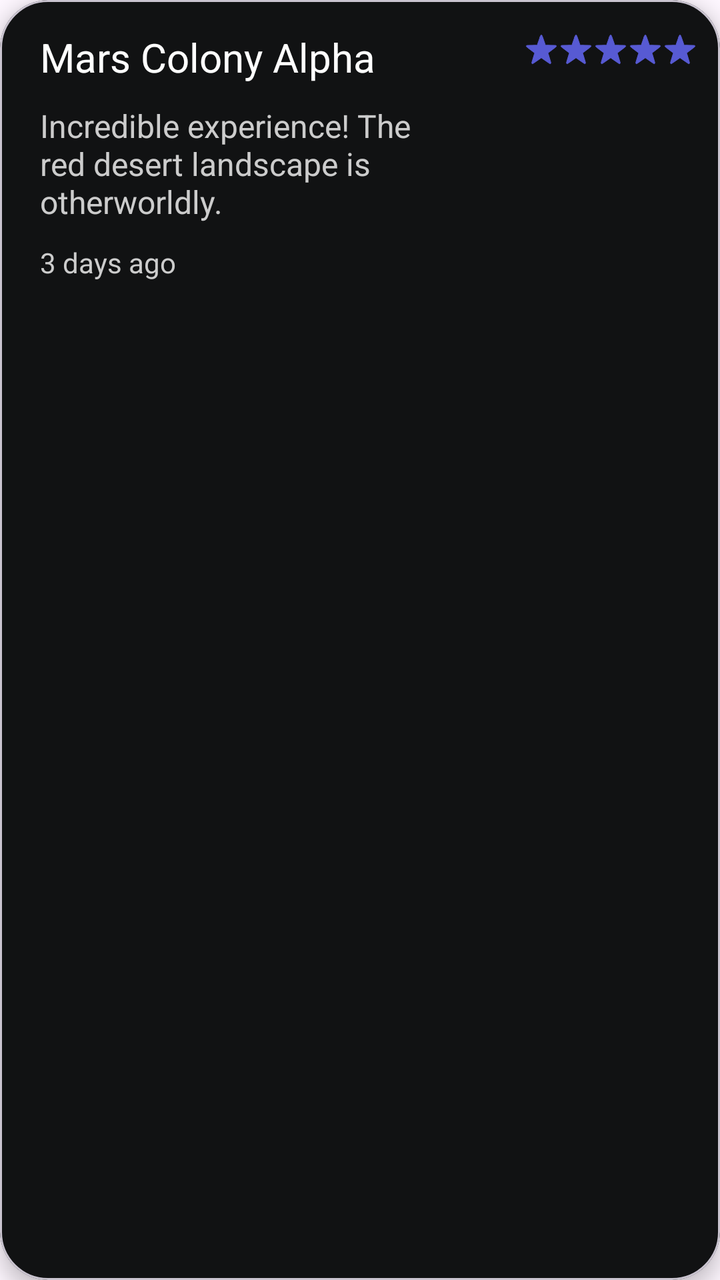
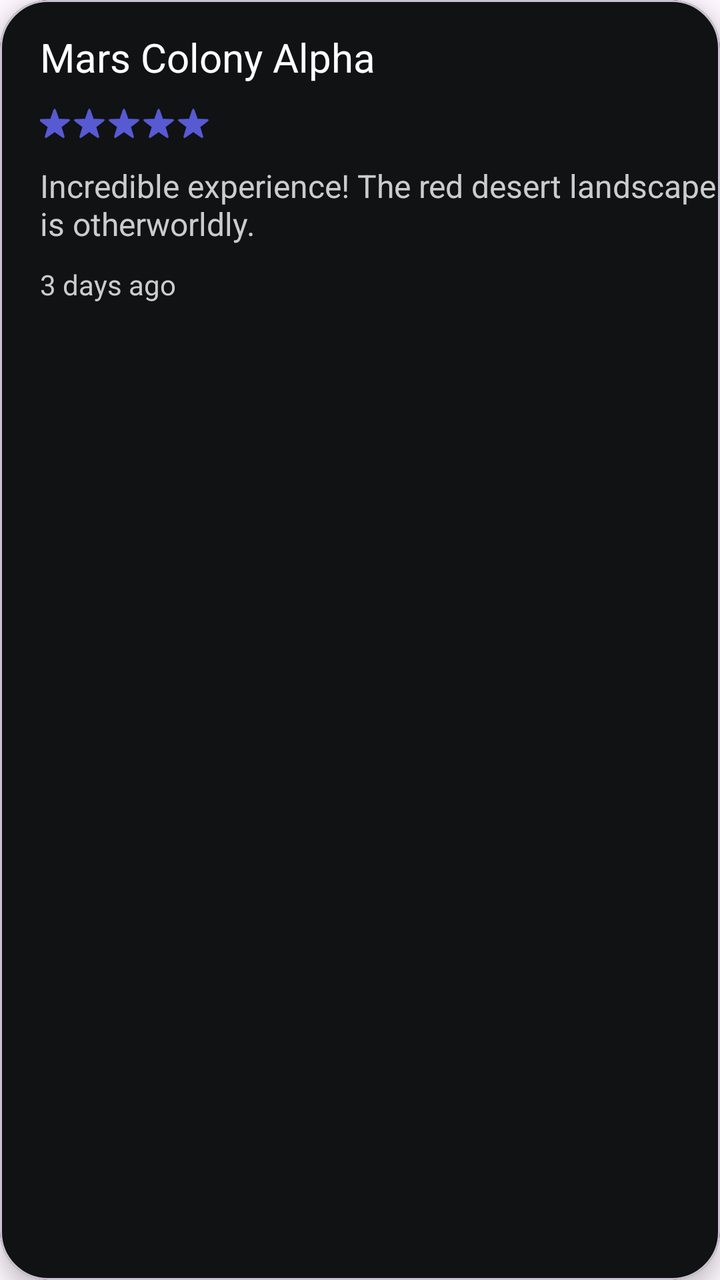

The first picture is an Android layout as it rendered before a commit; the second is the same layout after the commit. The layout source and the unified diff follow.
<!-- AndroidManifest.xml: application theme Theme.SpaceAdvisor -->
<!-- res/layout/item_review.xml -->
<?xml version="1.0" encoding="utf-8"?>
<com.google.android.material.card.MaterialCardView xmlns:android="http://schemas.android.com/apk/res/android"
    xmlns:app="http://schemas.android.com/apk/res-auto"
    android:layout_width="match_parent"
    android:layout_height="wrap_content"
    android:layout_margin="10dp"
    android:backgroundTint="@color/colorBackground"
    app:cardCornerRadius="24dp"
    app:cardElevation="6dp">

    <androidx.appcompat.widget.LinearLayoutCompat
        android:layout_width="match_parent"
        android:layout_height="wrap_content"
        android:orientation="horizontal"
        android:paddingVertical="15dp">


        <LinearLayout
            android:layout_width="match_parent"
            android:layout_height="wrap_content"
            android:layout_marginStart="20dp"
            android:layout_weight="1"
            android:orientation="vertical">

            <TextView
                android:id="@+id/review_title"
                android:layout_width="wrap_content"
                android:layout_height="wrap_content"
                android:layout_marginBottom="10dp"
                android:text="Mars Colony Alpha"
                android:textColor="@color/textPrimary"
                android:textSize="20sp" />


            <TextView
                android:id="@+id/review_content"
                android:layout_width="match_parent"
                android:layout_height="wrap_content"
                android:layout_marginBottom="10dp"
                android:text="Incredible experience! The red desert landscape is otherworldly."
                android:textColor="@color/textQuaternary"
                android:textSize="16sp" />

            <TextView
                android:id="@+id/review_date"
                android:layout_width="wrap_content"
                android:layout_height="wrap_content"
                android:text="3 days ago"
                android:textColor="@color/textQuaternary"
                android:textSize="14sp" />

        </LinearLayout>

        <LinearLayout
            android:id="@+id/livesContainer"
            android:layout_width="wrap_content"
            android:layout_height="wrap_content"
            android:orientation="horizontal"
            android:paddingHorizontal="10dp">

            <ImageView
                android:id="@+id/star1"
                android:layout_width="20dp"
                android:layout_height="20dp"
                android:layout_marginEnd="-3dp"
                android:src="@drawable/ic_star" />

            <ImageView
                android:id="@+id/star2"
                android:layout_width="20dp"
                android:layout_height="20dp"
                android:layout_marginEnd="-3dp"
                android:src="@drawable/ic_star" />

            <ImageView
                android:id="@+id/star3"
                android:layout_width="20dp"
                android:layout_height="20dp"
                android:layout_marginEnd="-3dp"
                android:src="@drawable/ic_star" />

            <ImageView
                android:id="@+id/star4"
                android:layout_width="20dp"
                android:layout_height="20dp"
                android:layout_marginEnd="-3dp"
                android:src="@drawable/ic_star" />

            <ImageView
                android:id="@+id/star5"
                android:layout_width="20dp"
                android:layout_height="20dp"
                android:src="@drawable/ic_star" />

        </LinearLayout>

    </androidx.appcompat.widget.LinearLayoutCompat>

</com.google.android.material.card.MaterialCardView>
<!-- resources referenced by this layout -->
<resources>
  <color name="colorBackground">@color/deep_black</color>
  <color name="textPrimary">@color/white</color>
  <color name="textQuaternary">@color/gray_light</color>
  <!-- drawable ic_star: vector/xml drawable (drawable, 2072 chars, omitted) -->
  <style name="Theme.SpaceAdvisor" parent="Base.Theme.SpaceAdvisor" />
  <color name="deep_black">#111213</color>
  <color name="white">#FFFFFFFF</color>
  <color name="gray_light">#CCCCCC</color>
  <style name="Base.Theme.SpaceAdvisor" parent="Theme.Material3.DayNight.NoActionBar">
          
      </style>
</resources>

<!-- the commit's change to res/layout/item_review.xml (unified diff, before → after) -->
@@ -31,12 +31,56 @@
                 android:textColor="@color/textPrimary"
                 android:textSize="20sp" />
 
+            <LinearLayout
+                android:id="@+id/livesContainer"
+                android:layout_width="wrap_content"
+                android:layout_height="wrap_content"
+                android:orientation="horizontal">
+
+                <ImageView
+                    android:id="@+id/star1"
+                    android:layout_width="20dp"
+                    android:layout_height="20dp"
+                    android:layout_marginEnd="-3dp"
+                    android:layout_marginStart="-3dp"
+                    android:src="@drawable/ic_rating_star_filled" />
+
+                <ImageView
+                    android:id="@+id/star2"
+                    android:layout_width="20dp"
+                    android:layout_height="20dp"
+                    android:layout_marginEnd="-3dp"
+                    android:src="@drawable/ic_rating_star_filled" />
+
+                <ImageView
+                    android:id="@+id/star3"
+                    android:layout_width="20dp"
+                    android:layout_height="20dp"
+                    android:layout_marginEnd="-3dp"
+                    android:src="@drawable/ic_rating_star_filled" />
+
+                <ImageView
+                    android:id="@+id/star4"
+                    android:layout_width="20dp"
+                    android:layout_height="20dp"
+                    android:layout_marginEnd="-3dp"
+                    android:src="@drawable/ic_rating_star_filled" />
+
+                <ImageView
+                    android:id="@+id/star5"
+                    android:layout_width="20dp"
+                    android:layout_height="20dp"
+                    android:src="@drawable/ic_rating_star_filled" />
+
+            </LinearLayout>
+
 
             <TextView
                 android:id="@+id/review_content"
                 android:layout_width="match_parent"
                 android:layout_height="wrap_content"
                 android:layout_marginBottom="10dp"
+                android:layout_marginTop="10dp"
                 android:text="Incredible experience! The red desert landscape is otherworldly."
                 android:textColor="@color/textQuaternary"
                 android:textSize="16sp" />
@@ -51,49 +95,6 @@
 
         </LinearLayout>
 
-        <LinearLayout
-            android:id="@+id/livesContainer"
-            android:layout_width="wrap_content"
-            android:layout_height="wrap_content"
-            android:orientation="horizontal"
-            android:paddingHorizontal="10dp">
-
-            <ImageView
-                android:id="@+id/star1"
-                android:layout_width="20dp"
-                android:layout_height="20dp"
-                android:layout_marginEnd="-3dp"
-                android:src="@drawable/ic_star" />
-
-            <ImageView
-                android:id="@+id/star2"
-                android:layout_width="20dp"
-                android:layout_height="20dp"
-                android:layout_marginEnd="-3dp"
-                android:src="@drawable/ic_star" />
-
-            <ImageView
-                android:id="@+id/star3"
-                android:layout_width="20dp"
-                android:layout_height="20dp"
-                android:layout_marginEnd="-3dp"
-                android:src="@drawable/ic_star" />
-
-            <ImageView
-                android:id="@+id/star4"
-                android:layout_width="20dp"
-                android:layout_height="20dp"
-                android:layout_marginEnd="-3dp"
-                android:src="@drawable/ic_star" />
-
-            <ImageView
-                android:id="@+id/star5"
-                android:layout_width="20dp"
-                android:layout_height="20dp"
-                android:src="@drawable/ic_star" />
-
-        </LinearLayout>
-
     </androidx.appcompat.widget.LinearLayoutCompat>
 
 </com.google.android.material.card.MaterialCardView>
<!-- resource entries referenced after the edit -->
@@ -3,7 +3,7 @@
   <color name="colorBackground">@color/deep_black</color>
   <color name="textPrimary">@color/white</color>
   <color name="textQuaternary">@color/gray_light</color>
-  <!-- drawable ic_star: vector/xml drawable (drawable, 2072 chars, omitted) -->
+  <!-- drawable ic_rating_star_filled: vector/xml drawable (drawable, 2072 chars, omitted) -->
   <style name="Theme.SpaceAdvisor" parent="Base.Theme.SpaceAdvisor" />
   <color name="deep_black">#111213</color>
   <color name="white">#FFFFFFFF</color>
